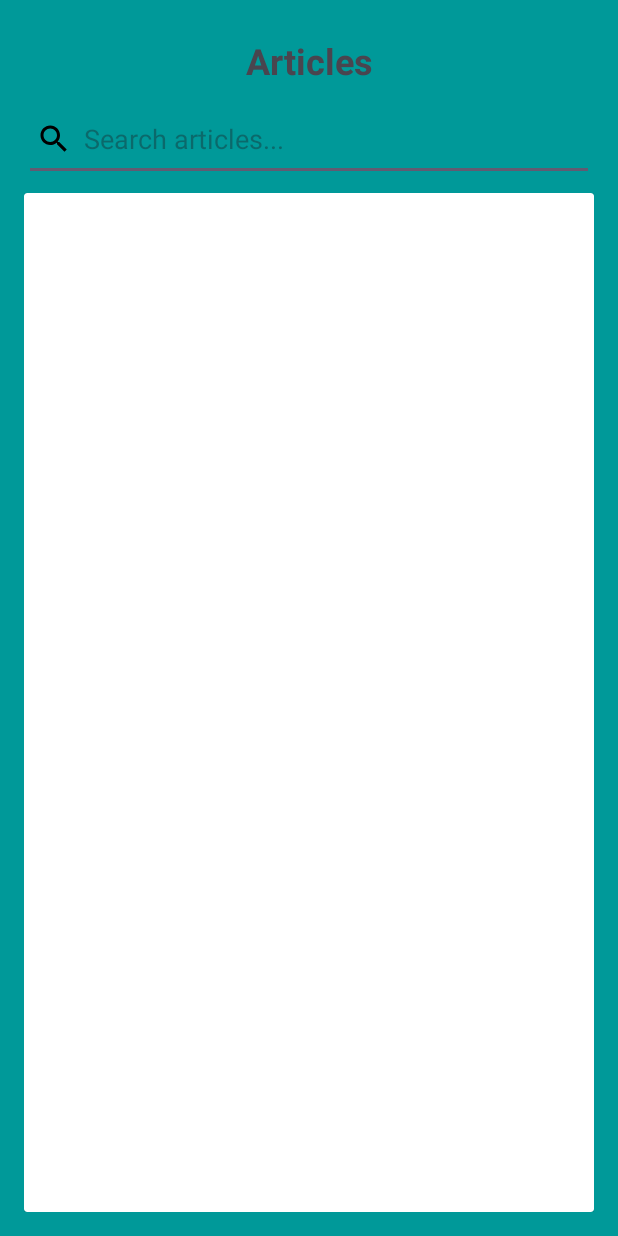
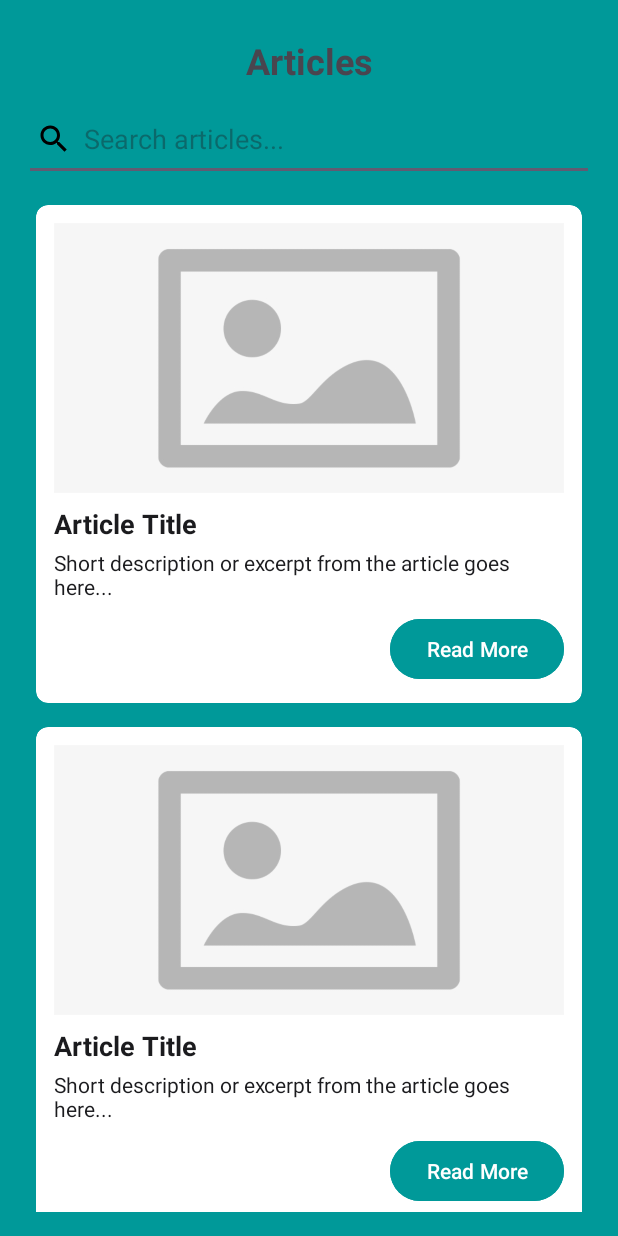
Before and after one commit to asadbmirza/Planetze-Mobile-Application, an Android app: the layout fragment_articles.xml on its own in the app's theme, with its tools: preview values and no code run, on a phone screen of 412 x 824 dp. Run offline under Robolectric (Android 15) with nearby library versions, the phone set to English and light mode, and no system bars; Roboto replaces fonts that are not available here.

Commit message:
feat: created card layout for each article

```diff
--- a/app/src/main/res/layout/articles_card.xml
+++ b/app/src/main/res/layout/articles_card.xml
@@ -1,6 +1,60 @@
 <?xml version="1.0" encoding="utf-8"?>
-<androidx.cardview.widget.CardView xmlns:android="http://schemas.android.com/apk/res/android"
-             android:layout_width="match_parent"
-             android:layout_height="match_parent">
+<androidx.cardview.widget.CardView
+    xmlns:android="http://schemas.android.com/apk/res/android"
+    xmlns:app="http://schemas.android.com/apk/res-auto"
+    android:layout_width="match_parent"
+    android:layout_height="wrap_content"
+    android:layout_margin="8dp"
+    android:background="@color/white"
+    app:cardCornerRadius="8dp"
+    app:cardElevation="4dp">
 
+    <LinearLayout
+        android:layout_width="match_parent"
+        android:layout_height="wrap_content"
+        android:orientation="vertical"
+        android:padding="12dp">
+
+        <!-- Article Image -->
+        <ImageView
+            android:id="@+id/articleImage"
+            android:layout_width="match_parent"
+            android:layout_height="180dp"
+            android:scaleType="centerCrop"
+            android:src="@drawable/ic_placeholder" />
+
+        <!-- Article Title -->
+        <TextView
+            android:id="@+id/articleTitle"
+            android:layout_width="match_parent"
+            android:layout_height="wrap_content"
+            android:text="Article Title"
+            android:textSize="18sp"
+            android:textStyle="bold"
+            android:textColor="@color/black"
+            android:layout_marginTop="8dp" />
+
+        <!-- Article Description -->
+        <TextView
+            android:id="@+id/articleDescription"
+            android:layout_width="match_parent"
+            android:layout_height="wrap_content"
+            android:text="Short description or excerpt from the article goes here..."
+            android:textSize="14sp"
+            android:textColor="@color/black"
+            android:layout_marginTop="4dp"
+            android:maxLines="3"
+            android:ellipsize="end" />
+
+        <!-- Read More Button -->
+        <Button
+            android:id="@+id/readMoreButton"
+            android:layout_width="wrap_content"
+            android:layout_height="wrap_content"
+            android:layout_gravity="end"
+            android:text="Read More"
+            android:backgroundTint="@color/turquoise"
+            android:textColor="@color/white"
+            android:layout_marginTop="8dp" />
+    </LinearLayout>
 </androidx.cardview.widget.CardView>
```
